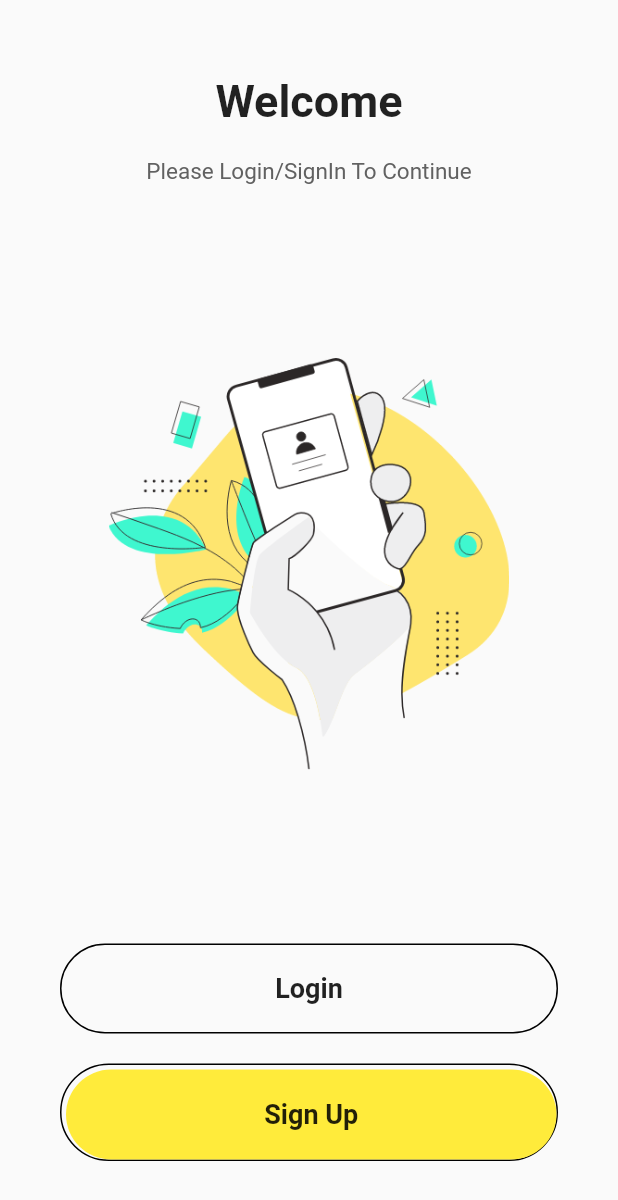
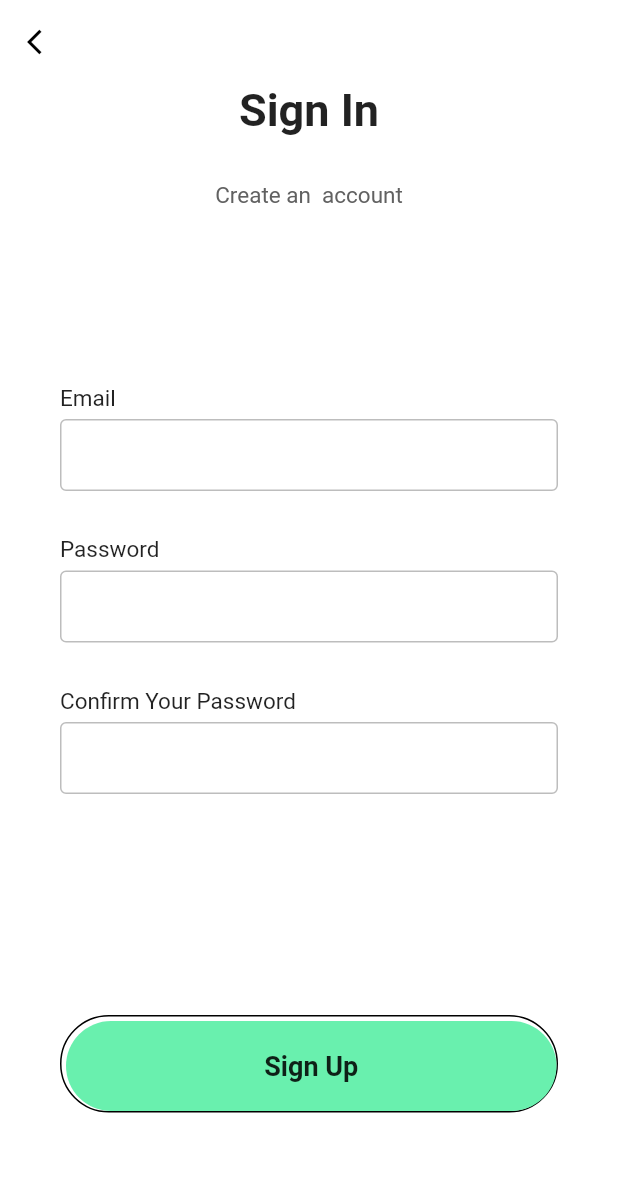
Before and after one commit to Nik-1595/Car-Service-App, a Flutter app: the MyHomePage screen opened directly, after a tap on "Sign Up", on a phone screen of 412 x 824 dp. Shown: the top 1200 px of the screen. Run offline on Flutter 3.47's test engine with Material 2 defaults, Android fonts, the phone set to English and light mode, and no system bars; our stand-ins replace simple_animations.

Commit message:
Login and Sign In

```diff
--- /dev/null
+++ b/car_service/lib/animation/Fade_animation.dart
@@ -0,0 +1,36 @@
+import 'package:flutter/material.dart';
+import 'package:simple_animations/simple_animations.dart';
+
+class FadeAnimation extends StatelessWidget {
+  final double delay;
+  final Widget child;
+
+  FadeAnimation(this.delay, this.child);
+
+  @override
+  Widget build(BuildContext context) {
+    // ignore: deprecated_member_use
+    final tween = MultiTrackTween([
+      // ignore: deprecated_member_use
+      Track("opacity")
+          .add(Duration(milliseconds: 500), Tween(begin: 0.0, end: 1.0)),
+      // ignore: deprecated_member_use
+      Track("translateY").add(
+          Duration(milliseconds: 500), Tween(begin: -30.0, end: 0.0),
+          curve: Curves.easeOut)
+    ]);
+
+    // ignore: deprecated_member_use
+    return ControlledAnimation(
+      delay: Duration(milliseconds: (500 * delay).round()),
+      duration: tween.duration,
+      tween: tween,
+      child: child,
+      builderWithChild: (context, child, animation) => Opacity(
+        opacity: animation["opacity"],
+        child: Transform.translate(
+            offset: Offset(0, animation["translateY"]), child: child),
+      ),
+    );
+  }
+}
--- a/car_service/lib/main.dart
+++ b/car_service/lib/main.dart
@@ -1,9 +1,11 @@
 import 'package:flutter/material.dart';
+import 'animation/Fade_animation.dart';
 import 'login.dart';
+import 'sign_up.dart';
 
 void main() {
   runApp(MaterialApp(
-    home: LoginPage(),
+    home: MyHomePage(),
   ));
 }
 
@@ -11,7 +13,8 @@ class MyHomePage extends StatelessWidget {
   @override
   Widget build(BuildContext context) {
     return Scaffold(
-      body: SafeArea(
+      body: SingleChildScrollView(
+        child: SafeArea(
           child: Container(
             width: double.infinity,
             height: MediaQuery.of(context).size.height,
@@ -22,32 +25,49 @@ class MyHomePage extends StatelessWidget {
               children: <Widget>[
                 Column(
                   children: <Widget>[
+                    FadeAnimation(
+                      1,
                       Text(
-                    "Welcome",
-                    style: TextStyle(fontWeight: FontWeight.bold, fontSize: 30),
+                        "Car Wash",
+                        style: TextStyle(
+                            fontWeight: FontWeight.bold, fontSize: 30),
+                      ),
                     ),
                     SizedBox(
                       height: 20,
                     ),
+                    FadeAnimation(
+                      1,
                       Text(
                         "Please Login/SignIn To Continue",
                         textAlign: TextAlign.center,
                         style: TextStyle(color: Colors.grey[700], fontSize: 15),
                       ),
+                    ),
                   ],
                 ),
+                FadeAnimation(
+                  1,
                   Container(
                     height: MediaQuery.of(context).size.height / 3,
                     decoration: BoxDecoration(
                         image: DecorationImage(
-                        image: AssetImage('assets/Illustration.png'))),
+                            image: AssetImage('assets/car_wash.jpg'))),
                   ),
+                ),
+                FadeAnimation(
+                  1,
                   Column(
                     children: <Widget>[
                       MaterialButton(
                         minWidth: double.infinity,
                         height: 60,
-                    onPressed: () {},
+                        onPressed: () {
+                          Navigator.push(
+                              context,
+                              MaterialPageRoute(
+                                  builder: (context) => LoginPage()));
+                        },
                         shape: RoundedRectangleBorder(
                             side: BorderSide(color: Colors.black),
                             borderRadius: BorderRadius.circular(50)),
@@ -76,7 +96,12 @@ class MyHomePage extends StatelessWidget {
                         child: MaterialButton(
                           minWidth: double.infinity,
                           height: 60,
-                      onPressed: () {},
+                          onPressed: () {
+                            Navigator.push(
+                                context,
+                                MaterialPageRoute(
+                                    builder: (context) => SignIn()));
+                          },
                           color: Colors.yellow,
                           elevation: 0,
                           shape: RoundedRectangleBorder(
@@ -92,7 +117,9 @@ class MyHomePage extends StatelessWidget {
                       )
                     ],
                   ),
+                ),
               ],
+            ),
           ),
         ),
       ),
--- /dev/null
+++ b/car_service/lib/sign_up.dart
@@ -0,0 +1,149 @@
+import 'package:flutter/material.dart';
+
+class SignIn extends StatelessWidget {
+  @override
+  Widget build(BuildContext context) {
+    return Scaffold(
+      resizeToAvoidBottomInset: true,
+      backgroundColor: Colors.white,
+      appBar: AppBar(
+        elevation: 0,
+        brightness: Brightness.light,
+        backgroundColor: Colors.white,
+        leading: IconButton(
+            icon: Icon(
+              Icons.arrow_back_ios,
+              size: 20,
+              color: Colors.black,
+            ),
+            onPressed: () {
+              Navigator.pop(context);
+            }),
+      ),
+      body: SingleChildScrollView(
+        child: Container(
+          height: MediaQuery.of(context).size.height,
+          width: double.infinity,
+          child: Column(
+            mainAxisAlignment: MainAxisAlignment.spaceBetween,
+            children: <Widget>[
+              Center(
+                child: Column(
+                  children: [
+                    Column(
+                      children: <Widget>[
+                        Text(
+                          "Sign In",
+                          style: TextStyle(
+                            fontSize: 30,
+                            fontWeight: FontWeight.bold,
+                          ),
+                        ),
+                        SizedBox(
+                          height: 30,
+                        ),
+                        Text(
+                          "Create an  account",
+                          style: TextStyle(
+                            fontSize: 15,
+                            color: Colors.grey[700],
+                          ),
+                        ),
+                      ],
+                    ),
+                  ],
+                ),
+              ),
+              Padding(
+                padding: EdgeInsets.symmetric(horizontal: 40),
+                child: Column(
+                  children: <Widget>[
+                    makeInput(label: "Email"),
+                    makeInput(label: "Password", obscureText: true),
+                    makeInput(
+                        label: "Confirm Your Password", obscureText: true),
+                  ],
+                ),
+              ),
+              Padding(
+                padding: EdgeInsets.symmetric(horizontal: 40),
+                child: Container(
+                  padding: EdgeInsets.only(top: 3, left: 3),
+                  decoration: BoxDecoration(
+                    borderRadius: BorderRadius.circular(50),
+                    border: Border(
+                      bottom: BorderSide(color: Colors.black),
+                      top: BorderSide(color: Colors.black),
+                      right: BorderSide(color: Colors.black),
+                      left: BorderSide(color: Colors.black),
+                    ),
+                  ),
+                  child: MaterialButton(
+                    minWidth: double.infinity,
+                    height: 60,
+                    onPressed: () {},
+                    color: Colors.greenAccent,
+                    elevation: 0,
+                    shape: RoundedRectangleBorder(
+                        borderRadius: BorderRadius.circular(50)),
+                    child: Text(
+                      "Sign Up",
+                      style: TextStyle(
+                        fontWeight: FontWeight.w600,
+                        fontSize: 18,
+                      ),
+                    ),
+                  ),
+                ),
+              ),
+              Row(
+                mainAxisAlignment: MainAxisAlignment.center,
+                children: <Widget>[
+                  Text("Already have an Account?"),
+                  Text(
+                    "Login In",
+                    style: TextStyle(fontWeight: FontWeight.w600, fontSize: 18),
+                  ),
+                ],
+              ),
+            ],
+          ),
+        ),
+      ),
+    );
+  }
+
+  Widget makeInput({label, obscureText = false}) {
+    return Column(
+      crossAxisAlignment: CrossAxisAlignment.start,
+      children: <Widget>[
+        Text(
+          label,
+          style: TextStyle(
+            fontSize: 15,
+            fontWeight: FontWeight.w400,
+            color: Colors.black87,
+          ),
+        ),
+        SizedBox(
+          height: 5,
+        ),
+        TextField(
+          obscureText: obscureText,
+          decoration: InputDecoration(
+            contentPadding: EdgeInsets.symmetric(vertical: 0, horizontal: 10),
+            enabledBorder: OutlineInputBorder(
+              borderSide: BorderSide(color: Colors.grey[400]),
+            ),
+            border: OutlineInputBorder(
+              borderSide: BorderSide(color: Colors.grey[400]),
+            ),
+          ),
+        ),
+        SizedBox(
+          height: 30,
+        ),
+      ],
+    );
+  }
+}
--- a/car_service/pubspec.yaml
+++ b/car_service/pubspec.yaml
@@ -23,6 +23,7 @@ environment:
 dependencies:
   flutter:
     sdk: flutter
+  simple_animations: ^2.2.3
 
   # The following adds the Cupertino Icons font to your application.
   # Use with the CupertinoIcons class for iOS style icons.
@@ -46,6 +47,7 @@ flutter:
   assets:
     - assets/background.png
     - assets/Illustration.png
+    - assets/car_wash.jpg
   # An image asset can refer to one or more resolution-specific "variants", see
   # https://flutter.dev/assets-and-images/#resolution-aware.
 
```
Also changed, not shown: car_service/lib/login.dart (+58 -5 lines), car_service/assets/car_wash.jpg (added), car_service/pubspec.lock. Lines whose indentation alone changed are shown as unchanged.
